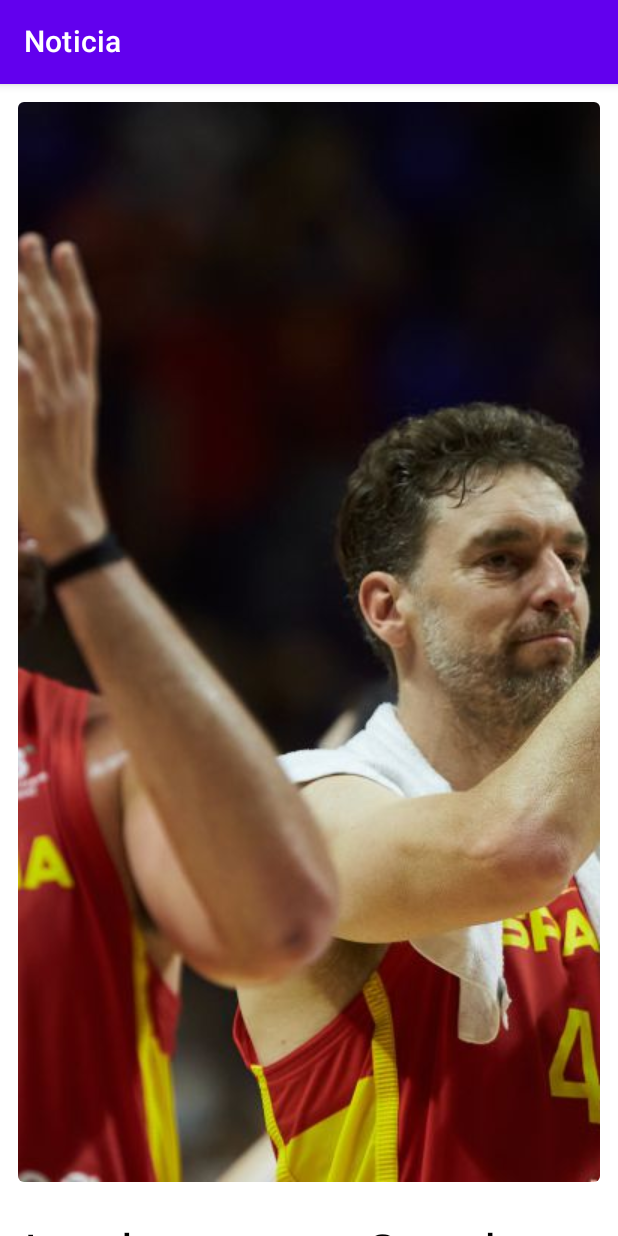
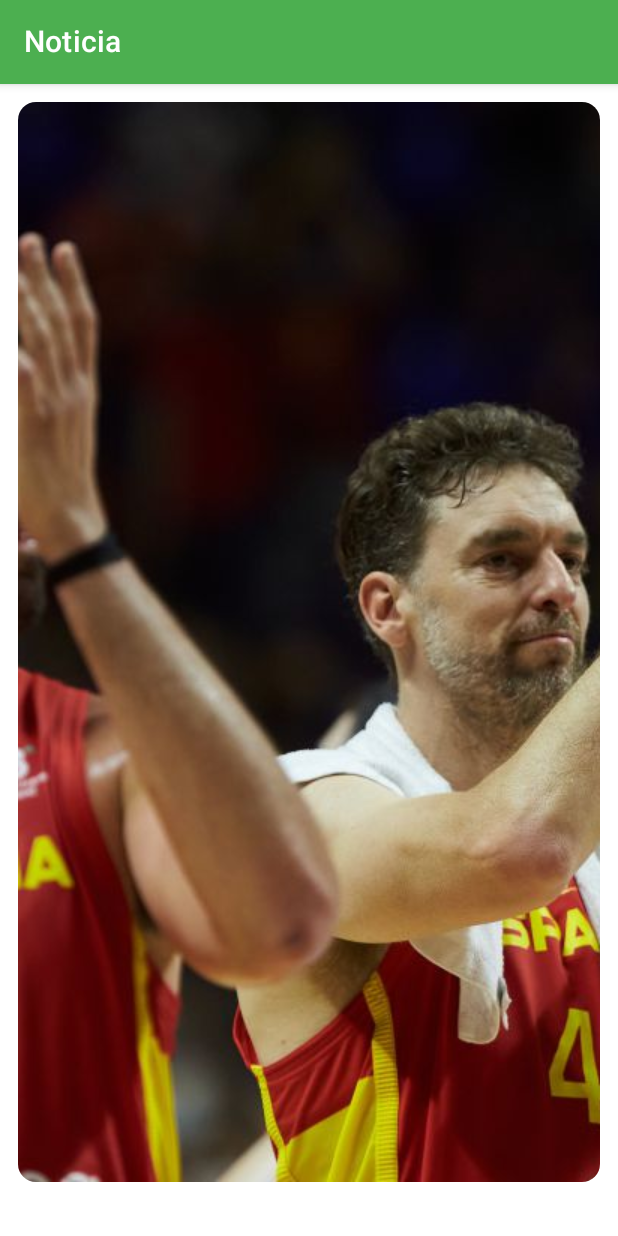
Before and after one commit to avidaldo/CursoComposeThemes, an Android app built with Jetpack Compose: the screen it shows after launch (MainActivity), on a phone screen of 412 x 824 dp. Run offline under Robolectric (Android 15) with nearby library versions, the phone set to English and light mode, and no system bars.

Commit message:
terminado tutorial original

```diff
--- a/app/src/main/java/es/androidev/cursocomposethemes/ComposableNews.kt
+++ b/app/src/main/java/es/androidev/cursocomposethemes/ComposableNews.kt
@@ -14,15 +14,19 @@ import androidx.compose.ui.res.painterResource
 import androidx.compose.ui.res.stringResource
 import androidx.compose.ui.tooling.preview.Preview
 import androidx.compose.ui.unit.dp
+import es.androidev.cursocomposethemes.ui.theme.CursoComposeThemesTheme
 
 
+@Preview
 @Composable
 fun ScreenNew() {
+
+    CursoComposeThemesTheme() {
 
         Scaffold(topBar = { AppBar() }) {
             Column(
                 modifier = Modifier
-                .padding(it)
+                    .padding(it)  // Es necesario pasar los parámetros de padding del scaffold
                     .fillMaxWidth()
 
             ) {
@@ -44,12 +48,13 @@ fun ScreenNew() {
                     style = MaterialTheme.typography.h4,
                     modifier = padding
                 )
+                Spacer(Modifier.height(16.dp))
                 Text(
                     text = stringResource(R.string.subtitulo),
                     style = MaterialTheme.typography.subtitle2,
                     modifier = padding
                 )
-
+                Spacer(Modifier.height(16.dp))
                 Text(
                     text = stringResource(R.string.contenido),
                     style = MaterialTheme.typography.body2,
@@ -57,6 +62,7 @@ fun ScreenNew() {
                 )
 
 
+            }
         }
     }
 
@@ -67,14 +73,8 @@ fun ScreenNew() {
 private fun AppBar() {
     TopAppBar(
         title = {
-            Text("Noticia")
+            Text(stringResource(R.string.noticia))
         },
         backgroundColor = MaterialTheme.colors.primary
     )
 }
-
-@Preview
-@Composable
-private fun PreviewScreen() {
-    ScreenNew()
-}
--- a/app/src/main/java/es/androidev/cursocomposethemes/ui/theme/Color.kt
+++ b/app/src/main/java/es/androidev/cursocomposethemes/ui/theme/Color.kt
@@ -6,3 +6,9 @@ val Purple200 = Color(0xFFBB86FC)
 val Purple500 = Color(0xFF6200EE)
 val Purple700 = Color(0xFF3700B3)
 val Teal200 = Color(0xFF03DAC5)
+
+
+val Green700 = Color(0xFF00c853)
+val Green500 = Color(0xFF4caf50)
+val Green200 = Color(0xFFa5d6a7)
+val Orange200 = Color(0xFFffcc80)
--- a/app/src/main/java/es/androidev/cursocomposethemes/ui/theme/Shape.kt
+++ b/app/src/main/java/es/androidev/cursocomposethemes/ui/theme/Shape.kt
@@ -6,6 +6,6 @@ import androidx.compose.ui.unit.dp
 
 val Shapes = Shapes(
     small = RoundedCornerShape(4.dp),
-    medium = RoundedCornerShape(4.dp),
+    medium = RoundedCornerShape(12.dp),
     large = RoundedCornerShape(0.dp)
 )
--- a/app/src/main/java/es/androidev/cursocomposethemes/ui/theme/Theme.kt
+++ b/app/src/main/java/es/androidev/cursocomposethemes/ui/theme/Theme.kt
@@ -7,15 +7,15 @@ import androidx.compose.material.lightColors
 import androidx.compose.runtime.Composable
 
 private val DarkColorPalette = darkColors(
-    primary = Purple200,
-    primaryVariant = Purple700,
-    secondary = Teal200
+    primary = Green200,
+    primaryVariant = Green700,
+    secondary = Orange200
 )
 
 private val LightColorPalette = lightColors(
-    primary = Purple500,
-    primaryVariant = Purple700,
-    secondary = Teal200
+    primary = Green500,
+    primaryVariant = Green700,
+    secondary = Orange200
 
     /* Other default colors to override
     background = Color.White,
--- a/app/src/main/java/es/androidev/cursocomposethemes/ui/theme/Type.kt
+++ b/app/src/main/java/es/androidev/cursocomposethemes/ui/theme/Type.kt
@@ -2,9 +2,15 @@ package es.androidev.cursocomposethemes.ui.theme
 
 import androidx.compose.material.Typography
 import androidx.compose.ui.text.TextStyle
+import androidx.compose.ui.text.font.Font
 import androidx.compose.ui.text.font.FontFamily
 import androidx.compose.ui.text.font.FontWeight
 import androidx.compose.ui.unit.sp
+import es.androidev.cursocomposethemes.R
+
+private val Quicksand = FontFamily(
+    Font(R.font.quicksand)
+)
 
 // Set of Material typography styles to start with
 val Typography = Typography(
@@ -12,7 +18,14 @@ val Typography = Typography(
         fontFamily = FontFamily.Default,
         fontWeight = FontWeight.Normal,
         fontSize = 16.sp
+    ),
+    // Tipografía añadida para título de nivel 4
+    h4 = TextStyle(
+        fontFamily = Quicksand,
+        fontWeight = FontWeight.W400,
+        fontSize = 40.sp
     )
+
     /* Other default text styles to override
     button = TextStyle(
         fontFamily = FontFamily.Default,
--- a/app/src/main/res/values/strings.xml
+++ b/app/src/main/res/values/strings.xml
@@ -8,4 +8,5 @@
         Los pívots Pau Gasol y Marc Gasol anunciaron este martes su retirada de la selección española tras su derrota contra Estados Unidos en los cuartos de final de los Juegos Olímpicos de Tokio (81-95).
         El interior de los Lakers dijo que es el momento "de que los jóvenes asuman el relevo" y valoró el hecho de que esta situación se haya producido en el Saitama Super Arena, el mismo pabellón en el que ganaron el Mundial 2016.
     </string>
+    <string name="noticia">Noticia</string>
 </resources>
```
Also changed, not shown: app/src/main/res/font/quicksand.ttf (added). Lines whose indentation alone changed are shown as unchanged.
